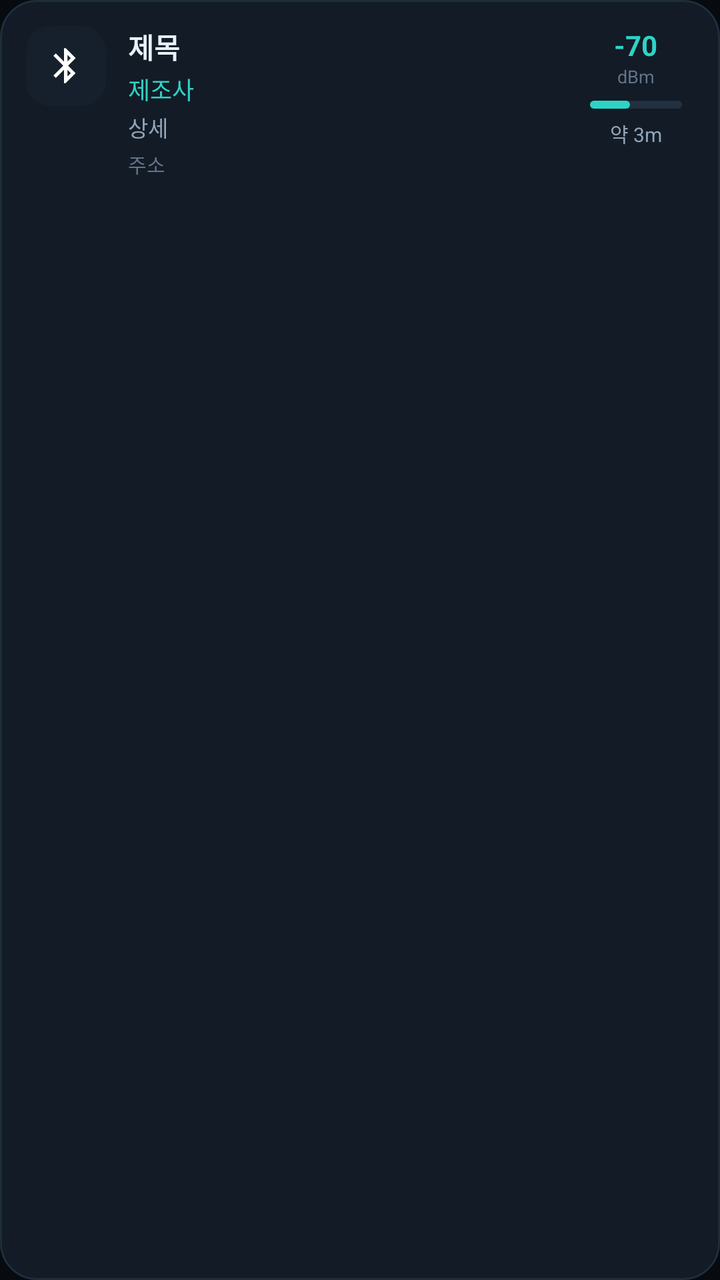
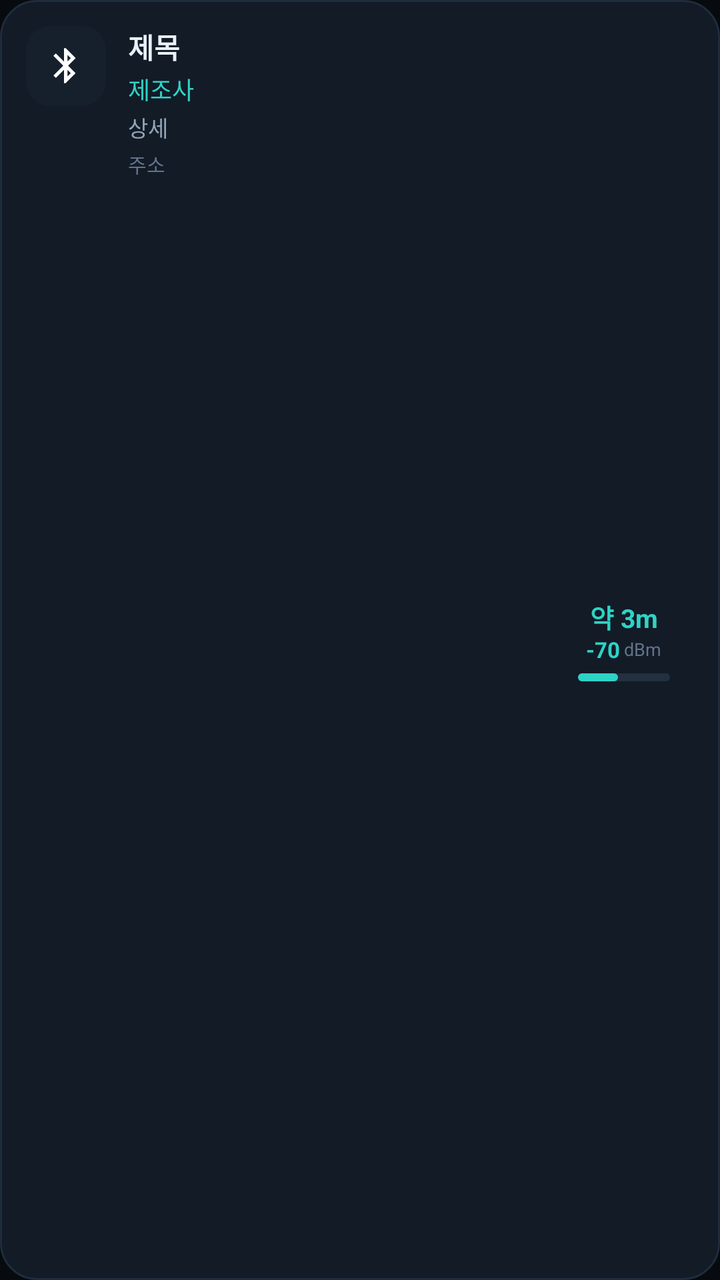

Before-and-after screenshots of an Android layout around one commit, followed by the original layout XML and the change that was made.
<!-- AndroidManifest.xml: application theme Theme.SignalRadar -->
<!-- res/layout/item_signal.xml -->
<?xml version="1.0" encoding="utf-8"?>
<LinearLayout xmlns:android="http://schemas.android.com/apk/res/android"
    xmlns:app="http://schemas.android.com/apk/res-auto"
    android:layout_width="match_parent"
    android:layout_height="wrap_content"
    android:layout_marginBottom="8dp"
    android:background="@drawable/bg_card"
    android:clickable="true"
    android:focusable="true"
    android:orientation="horizontal"
    android:padding="13dp">

    <FrameLayout
        android:layout_width="40dp"
        android:layout_height="40dp"
        android:background="@drawable/bg_card_icon">

        <ImageView
            android:id="@+id/itemIcon"
            android:layout_width="21dp"
            android:layout_height="21dp"
            android:layout_gravity="center"
            android:contentDescription="@null"
            android:src="@drawable/ic_ble"
            app:tint="@color/accent" />
    </FrameLayout>

    <LinearLayout
        android:layout_width="0dp"
        android:layout_height="wrap_content"
        android:layout_marginStart="11dp"
        android:layout_weight="1"
        android:orientation="vertical">

        <LinearLayout
            android:layout_width="match_parent"
            android:layout_height="wrap_content"
            android:gravity="center_vertical"
            android:orientation="horizontal">

            <TextView
                android:id="@+id/itemTitle"
                android:layout_width="wrap_content"
                android:layout_height="wrap_content"
                android:ellipsize="end"
                android:maxLines="1"
                android:text="제목"
                android:textColor="@color/text_primary"
                android:textSize="14sp"
                android:textStyle="bold" />

            <TextView
                android:id="@+id/itemBadgeNew"
                android:layout_width="wrap_content"
                android:layout_height="wrap_content"
                android:layout_marginStart="6dp"
                android:background="@drawable/bg_badge_new"
                android:paddingStart="6dp"
                android:paddingTop="2dp"
                android:paddingEnd="6dp"
                android:paddingBottom="2dp"
                android:text="🚨 새 신호"
                android:textColor="#FEE2E2"
                android:textSize="9.5sp"
                android:visibility="gone" />

            <TextView
                android:id="@+id/itemBadgeBoost"
                android:layout_width="wrap_content"
                android:layout_height="wrap_content"
                android:layout_marginStart="5dp"
                android:background="@drawable/bg_badge_boost"
                android:paddingStart="6dp"
                android:paddingTop="2dp"
                android:paddingEnd="6dp"
                android:paddingBottom="2dp"
                android:text="세짐"
                android:textColor="#FDE68A"
                android:textSize="9.5sp"
                android:visibility="gone" />
        </LinearLayout>

        <TextView
            android:id="@+id/itemVendor"
            android:layout_width="match_parent"
            android:layout_height="wrap_content"
            android:layout_marginTop="2dp"
            android:ellipsize="end"
            android:maxLines="1"
            android:text="제조사"
            android:textColor="@color/accent"
            android:textSize="12sp" />

        <TextView
            android:id="@+id/itemDetail"
            android:layout_width="match_parent"
            android:layout_height="wrap_content"
            android:layout_marginTop="2dp"
            android:ellipsize="end"
            android:maxLines="2"
            android:lineSpacingExtra="1dp"
            android:text="상세"
            android:textColor="@color/text_secondary"
            android:textSize="11sp" />

        <TextView
            android:id="@+id/itemAddress"
            android:layout_width="match_parent"
            android:layout_height="wrap_content"
            android:layout_marginTop="3dp"
            android:ellipsize="end"
            android:maxLines="1"
            android:text="주소"
            android:textColor="@color/text_muted"
            android:textSize="10sp" />
    </LinearLayout>

    <LinearLayout
        android:layout_width="58dp"
        android:layout_height="match_parent"
        android:layout_marginStart="6dp"
        android:gravity="center_horizontal"
        android:orientation="vertical">

        <TextView
            android:id="@+id/itemRssi"
            android:layout_width="wrap_content"
            android:layout_height="wrap_content"
            android:text="-70"
            android:textColor="@color/accent"
            android:textSize="14sp"
            android:textStyle="bold" />

        <TextView
            android:layout_width="wrap_content"
            android:layout_height="wrap_content"
            android:text="dBm"
            android:textColor="@color/text_muted"
            android:textSize="9sp" />

        <FrameLayout
            android:layout_width="46dp"
            android:layout_height="4dp"
            android:layout_marginTop="6dp"
            android:background="@drawable/bg_track">

            <View
                android:id="@+id/itemBarFill"
                android:layout_width="20dp"
                android:layout_height="4dp"
                android:background="@drawable/bg_fill" />
        </FrameLayout>

        <TextView
            android:id="@+id/itemDistance"
            android:layout_width="wrap_content"
            android:layout_height="wrap_content"
            android:layout_marginTop="5dp"
            android:text="약 3m"
            android:textColor="@color/text_secondary"
            android:textSize="10sp" />
    </LinearLayout>

</LinearLayout>
<!-- resources referenced by this layout -->
<resources>
  <color name="accent">#2ED3C6</color>
  <color name="text_muted">#63748A</color>
  <color name="text_primary">#E9F1F8</color>
  <color name="text_secondary">#93A4B8</color>
  <!-- drawable bg_badge_boost (drawable) -->
  <?xml version="1.0" encoding="utf-8"?>
  <shape xmlns:android="http://schemas.android.com/apk/res/android" android:shape="rectangle">
      <solid android:color="#7C4A0B" />
      <corners android:radius="7dp" />
  </shape>
  <!-- drawable bg_badge_new (drawable) -->
  <?xml version="1.0" encoding="utf-8"?>
  <shape xmlns:android="http://schemas.android.com/apk/res/android" android:shape="rectangle">
      <solid android:color="#B91C1C" />
      <corners android:radius="7dp" />
  </shape>
  <!-- drawable bg_card (drawable) -->
  <?xml version="1.0" encoding="utf-8"?>
  <shape xmlns:android="http://schemas.android.com/apk/res/android" android:shape="rectangle">
      <solid android:color="@color/card" />
      <corners android:radius="18dp" />
      <stroke android:width="1dp" android:color="@color/stroke" />
  </shape>
  <!-- drawable bg_card_icon (drawable) -->
  <?xml version="1.0" encoding="utf-8"?>
  <shape xmlns:android="http://schemas.android.com/apk/res/android" android:shape="rectangle">
      <solid android:color="@color/card_alt" />
      <corners android:radius="12dp" />
  </shape>
  <!-- drawable bg_fill (drawable) -->
  <?xml version="1.0" encoding="utf-8"?>
  <shape xmlns:android="http://schemas.android.com/apk/res/android" android:shape="rectangle">
      <solid android:color="@color/accent" />
      <corners android:radius="2dp" />
  </shape>
  <!-- drawable bg_track (drawable) -->
  <?xml version="1.0" encoding="utf-8"?>
  <shape xmlns:android="http://schemas.android.com/apk/res/android" android:shape="rectangle">
      <solid android:color="#22303F" />
      <corners android:radius="2dp" />
  </shape>
  <!-- drawable ic_ble (drawable) -->
  <?xml version="1.0" encoding="utf-8"?>
  <vector xmlns:android="http://schemas.android.com/apk/res/android"
      android:width="24dp"
      android:height="24dp"
      android:viewportWidth="24"
      android:viewportHeight="24">
      <path
          android:fillColor="#FFFFFFFF"
          android:pathData="M17.71,7.71L12,2h-1v7.59L6.41,5 5,6.41 10.59,12 5,17.59 6.41,19 11,14.41V22h1l5.71,-5.71L13.41,12l4.3,-4.29zM13,5.83l1.88,1.88L13,9.59V5.83zM14.88,16.29L13,18.17v-3.76l1.88,1.88z" />
  </vector>
  <style name="Theme.SignalRadar" parent="Theme.AppCompat.DayNight.NoActionBar">
          <item name="colorPrimary">@color/accent</item>
          <item name="colorPrimaryDark">@color/bg</item>
          <item name="colorAccent">@color/accent</item>
          <item name="android:windowBackground">@color/bg</item>
          <item name="android:statusBarColor">@color/bg</item>
          <item name="android:navigationBarColor">@color/bg</item>
          <item name="android:textColorPrimary">@color/text_primary</item>
          <item name="android:textColorSecondary">@color/text_secondary</item>
          <item name="android:windowLightStatusBar">false</item>
      </style>
  <color name="card">#121B26</color>
  <color name="stroke">#1F2C3B</color>
  <color name="card_alt">#16202C</color>
  <color name="bg">#070B10</color>
</resources>

<!-- the commit's change to res/layout/item_signal.xml (unified diff, before → after) -->
@@ -116,32 +116,56 @@
     </LinearLayout>
 
     <LinearLayout
-        android:layout_width="58dp"
-        android:layout_height="match_parent"
-        android:layout_marginStart="6dp"
+        android:layout_width="70dp"
+        android:layout_height="wrap_content"
+        android:layout_gravity="center_vertical"
+        android:layout_marginStart="4dp"
         android:gravity="center_horizontal"
         android:orientation="vertical">
 
         <TextView
-            android:id="@+id/itemRssi"
+            android:id="@+id/itemDistance"
             android:layout_width="wrap_content"
             android:layout_height="wrap_content"
-            android:text="-70"
+            android:ellipsize="end"
+            android:includeFontPadding="false"
+            android:maxLines="1"
+            android:text="약 3m"
             android:textColor="@color/accent"
-            android:textSize="14sp"
+            android:textSize="13sp"
             android:textStyle="bold" />
 
-        <TextView
+        <LinearLayout
             android:layout_width="wrap_content"
             android:layout_height="wrap_content"
-            android:text="dBm"
-            android:textColor="@color/text_muted"
-            android:textSize="9sp" />
+            android:layout_marginTop="1dp"
+            android:gravity="center_vertical"
+            android:orientation="horizontal">
+
+            <TextView
+                android:id="@+id/itemRssi"
+                android:layout_width="wrap_content"
+                android:layout_height="wrap_content"
+                android:includeFontPadding="false"
+                android:text="-70"
+                android:textColor="@color/accent"
+                android:textSize="11sp"
+                android:textStyle="bold" />
+
+            <TextView
+                android:layout_width="wrap_content"
+                android:layout_height="wrap_content"
+                android:layout_marginStart="2dp"
+                android:includeFontPadding="false"
+                android:text="dBm"
+                android:textColor="@color/text_muted"
+                android:textSize="9sp" />
+        </LinearLayout>
 
         <FrameLayout
             android:layout_width="46dp"
             android:layout_height="4dp"
-            android:layout_marginTop="6dp"
+            android:layout_marginTop="5dp"
             android:background="@drawable/bg_track">
 
             <View
@@ -150,15 +174,6 @@
                 android:layout_height="4dp"
                 android:background="@drawable/bg_fill" />
         </FrameLayout>
-
-        <TextView
-            android:id="@+id/itemDistance"
-            android:layout_width="wrap_content"
-            android:layout_height="wrap_content"
-            android:layout_marginTop="5dp"
-            android:text="약 3m"
-            android:textColor="@color/text_secondary"
-            android:textSize="10sp" />
     </LinearLayout>
 
 </LinearLayout>
